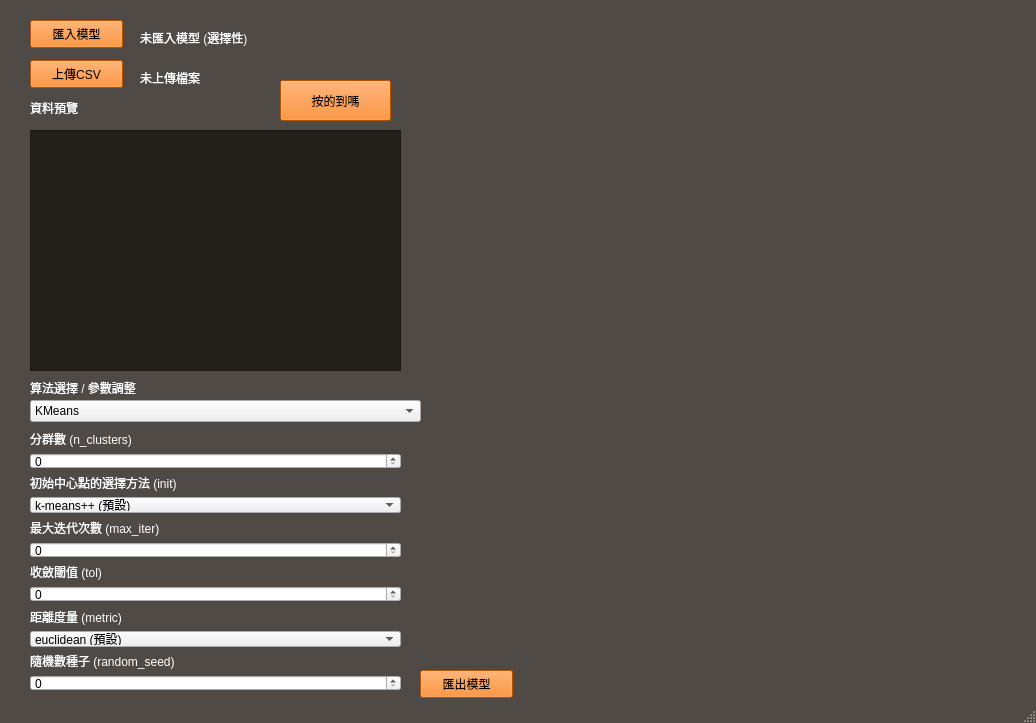
The window that QT/testMVC.ui (lisheng-yao/spyder_workspace_W) describes before a commit, drawn with Qt 5.
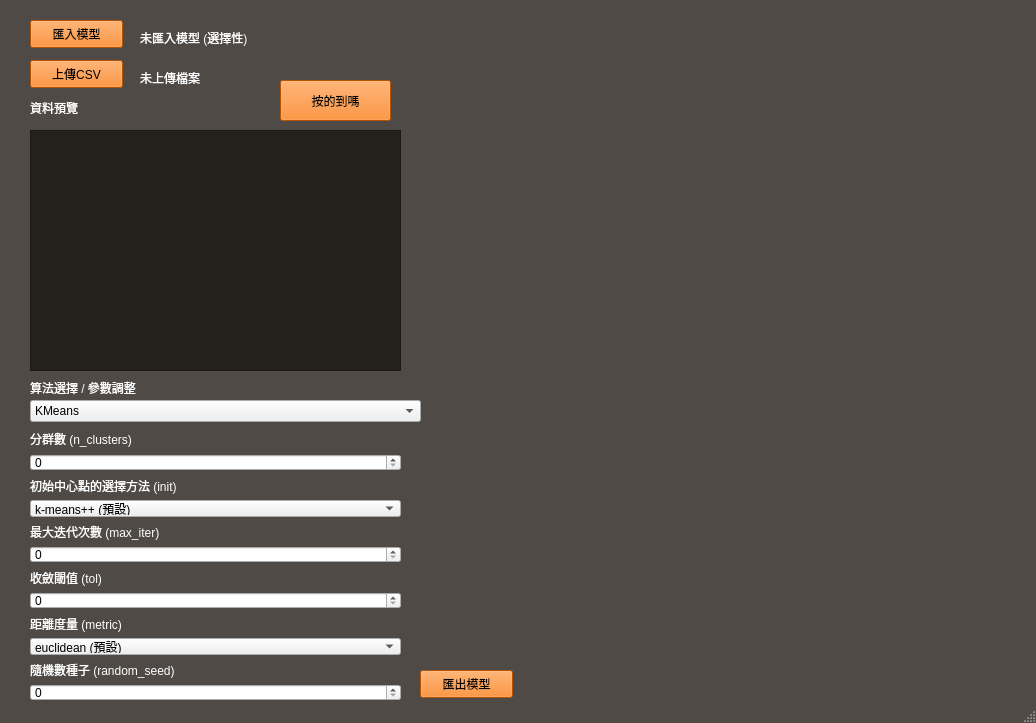
The same window after the commit.

What changed in the file:
```diff
--- a/QT/testMVC.ui
+++ b/QT/testMVC.ui
@@ -257,7 +257,7 @@
         <x>10</x>
         <y>60</y>
         <width>371</width>
-        <height>261</height>
+        <height>271</height>
        </rect>
       </property>
       <layout class="QVBoxLayout" name="verticalLayout">
@@ -385,7 +385,7 @@
        <item>
         <widget class="QSpinBox" name="spinBox">
          <property name="sizePolicy">
-          <sizepolicy hsizetype="Minimum" vsizetype="Expanding">
+          <sizepolicy hsizetype="Expanding" vsizetype="Expanding">
            <horstretch>0</horstretch>
            <verstretch>0</verstretch>
           </sizepolicy>
```
Left out of the diff: 45 changed lines with no effect on the pictures.
